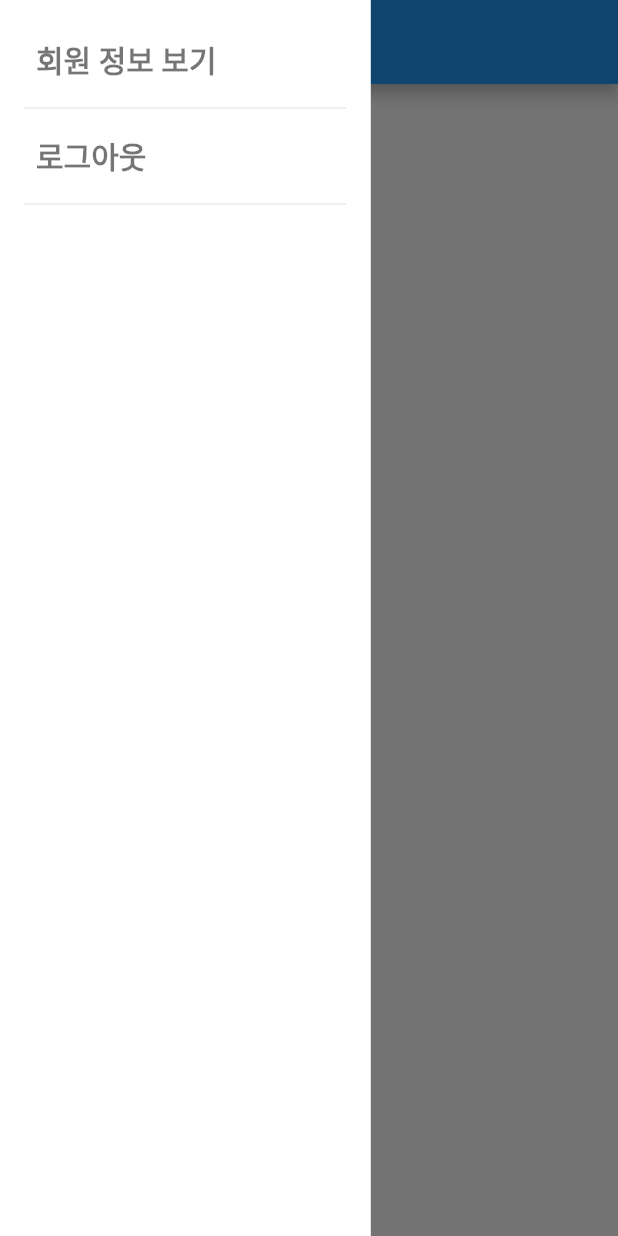
After one commit to rwkang/powerappmenu, a Flutter app: the HomePage screen opened directly, with the side drawer open, on a phone screen of 412 x 824 dp. The commit adds this screen. Run offline on Flutter 3.47's test engine with Material 2 defaults, Android fonts, the light colour scheme and no system bars; our stand-ins replace get, validators.

Commit message:
completed the Left Menu in the Main Page in the first

```diff
--- /dev/null
+++ b/lib/components/left_menu.dart
@@ -0,0 +1,58 @@
+import 'package:flutter/material.dart';
+
+import '../size.dart';
+
+class LeftMenu extends StatelessWidget {
+  const LeftMenu({
+    super.key,
+  });
+
+  @override
+  Widget build(BuildContext context) {
+    return Container(
+      // drawer: "서랍장"
+      // width: 250, // 폰 마다 Size가 다르므로, 이렇게 상수를 주면 위험하다. 메인 폴더에 "size.dart" 파일을 만들어서 관리한다.
+      // width: getScreenWidth(context) * .6, // 이것도 따로 빼서, 다른 곳에서 사용할 수 있도록 한다.
+        width: getDrawerWidth(context),
+        height: double.infinity,
+        color: Colors.white,
+
+        // Left Menu 구성
+
+        child: SafeArea(
+          child: Padding(
+            padding: const EdgeInsets.all(16.0),
+            child: Column( // 너무 화면 위에 붙어 있어, "SafeArea" 위젯으로 감싸 주고, "Padding"도 적당히 16.0 준다.
+              mainAxisAlignment: MainAxisAlignment.start,
+              crossAxisAlignment: CrossAxisAlignment.start, // "Column"은 메인이 "CrossAxiasAlignment"
+              children: [
+                TextButton(
+                  onPressed: () {},
+                  child: const Text(
+                    "회원 정보 보기",
+                    style: TextStyle(
+                      fontSize: 20,
+                      fontWeight: FontWeight.bold,
+                      color: Colors.black54,
+                    ),
+                  ),
+                ),
+                Divider(), // 구분 선
+                TextButton(
+                  onPressed: () {},
+                  child: const Text(
+                    "로그아웃",
+                    style: TextStyle(
+                      fontSize: 20,
+                      fontWeight: FontWeight.bold,
+                      color: Colors.black54,
+                    ),
+                  ),
+                ),
+                Divider(), // 구분 선
+              ],
+            ),
+          ),
+        ));
+  }
+}
--- a/lib/pages/post/HomePage.dart
+++ b/lib/pages/post/HomePage.dart
@@ -1,12 +1,19 @@
 import 'package:flutter/material.dart';
+import 'package:powerappmenu/size.dart';
+
+import '../../components/left_menu.dart';
 
 class HomePage extends StatelessWidget {
   // const HomePage({super.key});
 
   @override
   Widget build(BuildContext context) {
-    return const Scaffold(
-      body: Center(
+    return Scaffold(
+      // AppBar()는 자동으로 "뒤로 가기.←" 아이콘이 생성되는데,
+      // 그것을 못 뜨게 "Container" 위젯으로 Left Menu.왼쪽 메뉴 컨테이너를 둔다.
+      drawer: LeftMenu(),
+      appBar: AppBar(),
+      body: const Center(
         child: Text('Home Page'),
       ),
     );
--- a/lib/pages/user/JoinPage.dart
+++ b/lib/pages/user/JoinPage.dart
@@ -1,6 +1,7 @@
 import 'package:flutter/material.dart';
 import 'package:get/get.dart';
 import 'package:powerappmenu/pages/user/LoginPage.dart';
+import 'package:powerappmenu/size.dart';
 import 'package:powerappmenu/util/validator_util.dart';
 import 'package:validators/validators.dart';
 
@@ -26,7 +27,8 @@ class JoinPage extends StatelessWidget {
           children: [
             Container(
               alignment: Alignment.center,
-              height: 50,
+              // height: 50, // 폰 마다 Size가 다르므로, 이렇게 상수를 주면 위험하다. 메인 폴더에 "size.dart" 파일을 만들어서 관리한다.
+              height: getScreenHeight(context) * .3,
               child: const Text(
                 "회원 가입 페이지",
                 style: TextStyle(
--- a/lib/pages/user/LoginPage.dart
+++ b/lib/pages/user/LoginPage.dart
@@ -27,7 +27,7 @@ class LoginPage extends StatelessWidget {
             Container(
               alignment: Alignment.center,
               height: 50,
-              child: Text(
+              child: const Text(
                 "로그인 페이지",
                 style: TextStyle(
                   fontSize: 30,
@@ -71,7 +71,8 @@ class LoginPage extends StatelessWidget {
           CustomElevatedButton(
               text: "로그인", doRoutePage: () {
                 if (_formKey.currentState!.validate()) {
-                  Get.to(()=> JoinPage());
+                  Get.to(()=> HomePage());
+                  // Get.to(()=> JoinPage());
                 }
           }), // param이 2개 이상일 때.
               // text: "로그인", doRoutePage: () => Get.to(JoinPage())), // param이 1개일 때.
--- /dev/null
+++ b/lib/size.dart
@@ -0,0 +1,19 @@
+
+import 'package:flutter/cupertino.dart';
+
+// double screenWidth = MediaQuery.of(context).size.width; // 이걸 아래와 같이 펑션으로 처리한다. ∵) context 때문에.
+
+// Width.넓이
+double getScreenWidth(BuildContext context) {
+  return MediaQuery.of(context).size.width;
+}
+
+// Height.높이
+double getScreenHeight(BuildContext context) {
+  return MediaQuery.of(context).size.height;
+}
+
+// drawer width
+double getDrawerWidth(BuildContext context) {
+  return MediaQuery.of(context).size.width * .6;
+}
```
